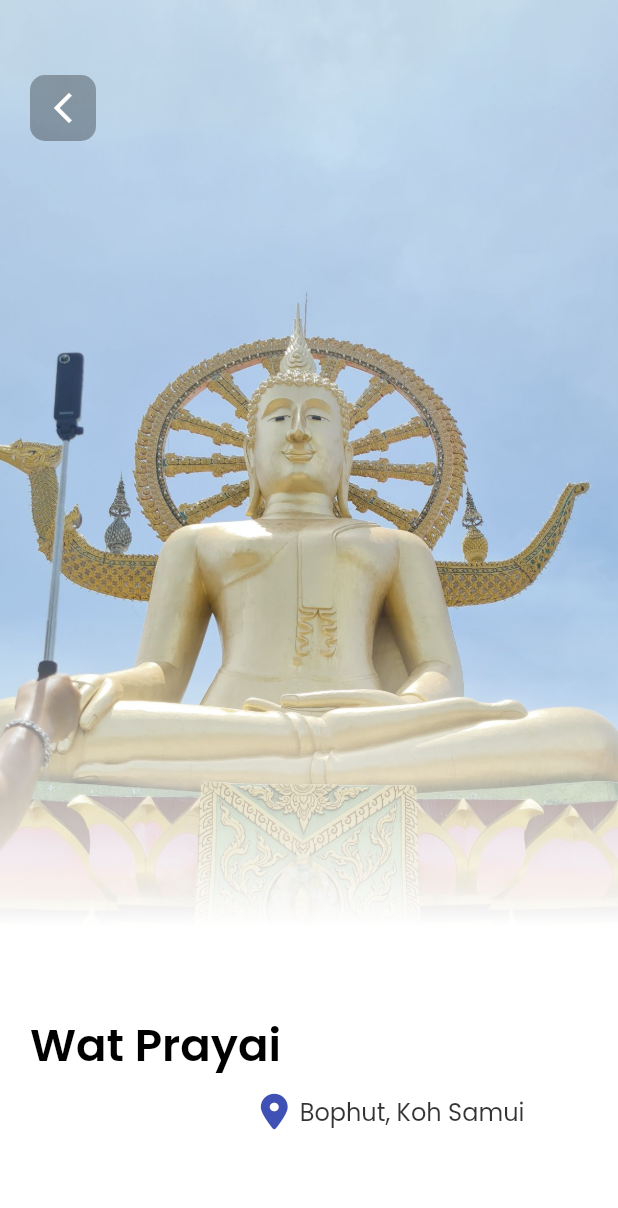
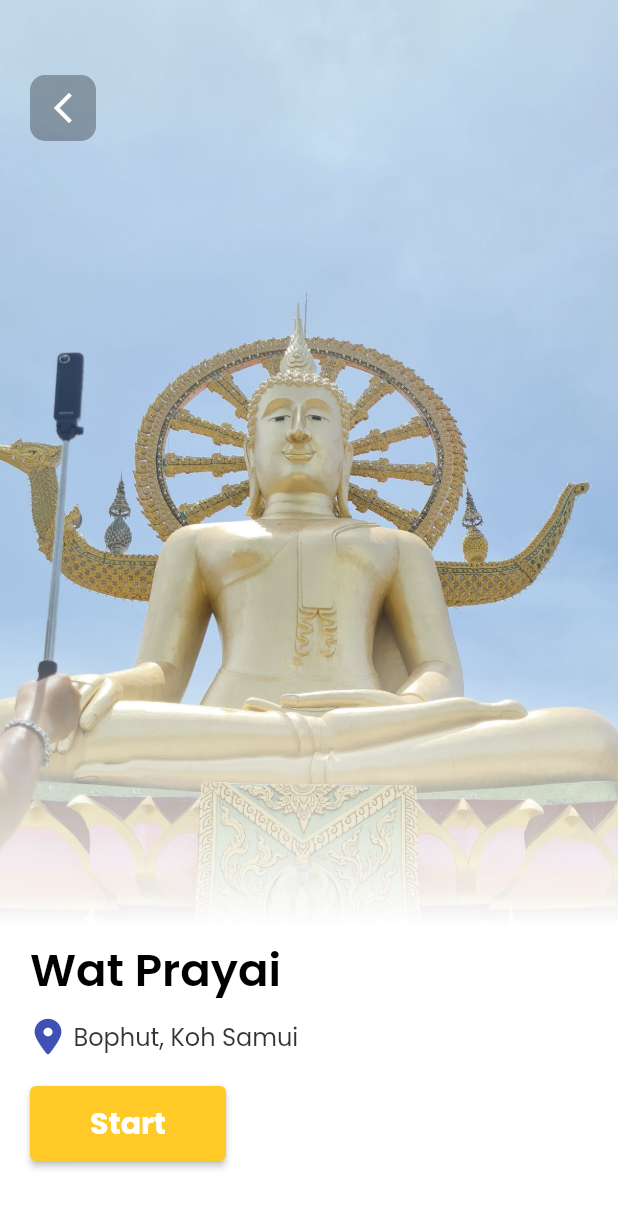
Before and after one commit to meathanon/VR-Samui, a Flutter app: the HomePage screen opened directly, after a tap on "Wat Prayai", on a phone screen of 412 x 824 dp. Shown: the top 1208 px of the screen. Run offline on Flutter 3.47's test engine with Material 2 defaults, Android fonts, the phone set to English and light mode, and no system bars; our stand-ins replace animated_splash_screen, bloc, cloud_firestore, curved_navigation_bar, equatable, firebase_auth and 10 more; accounts and stored records are empty.

Commit message:
first commit

```diff
--- a/lib/main.dart
+++ b/lib/main.dart
@@ -36,7 +36,7 @@ class MyApp extends StatelessWidget {
         home: AnimatedSplashScreen(
           splash: Lottie.asset('assets/37442-passport-travel.json'),
           backgroundColor: Colors.indigo.shade700,
-          nextScreen: MyHomePage(), //WelcomePage
+          nextScreen: WelcomePage(), //WelcomePage
           splashIconSize: 200,
           duration: 3000,
           splashTransition: SplashTransition.fadeTransition,
--- a/lib/screens/widget/datail_traveler.dart
+++ b/lib/screens/widget/datail_traveler.dart
@@ -1,10 +1,12 @@
-// ignore_for_file: prefer_const_constructors, prefer_const_literals_to_create_immutables, sort_child_properties_last
+// ignore_for_file: prefer_const_constructors, prefer_const_literals_to_create_immutables, sort_child_properties_last, deprecated_member_use, dead_code, prefer_const_declarations
 
 import 'package:flutter/material.dart';
 import 'package:font_awesome_flutter/font_awesome_flutter.dart';
+import 'package:get/get_connect/http/src/utils/utils.dart';
 import 'package:google_fonts/google_fonts.dart';
 import 'package:samui_vr_app/model/traveler_n.dart';
 import 'package:url_launcher/link.dart';
+import 'package:url_launcher/url_launcher.dart';
 
 class DetailTraveler extends StatefulWidget {
   final int id;
@@ -23,7 +25,7 @@ class _DetailTravelerState extends State<DetailTraveler> {
   @override
   Widget build(BuildContext context) {
     Size size = MediaQuery.of(context).size;
-
+    // final Uri url = Uri.parse("https://www.youtube.com/watch?v=XG4rWqiG0jo");
     return Scaffold(
       body: Stack(
         children: [
@@ -99,10 +101,9 @@ class _DetailTravelerState extends State<DetailTraveler> {
                     height: 10,
                   ),
                   Row(
-                      mainAxisAlignment: MainAxisAlignment.end,
+                    mainAxisAlignment: MainAxisAlignment.start,
                     children: [
-                        Icon(FontAwesomeIcons.locationDot,
-                            color: Colors.indigo),
+                      Icon(FontAwesomeIcons.locationDot, color: Colors.indigo),
                       SizedBox(
                         width: 5,
                       ),
@@ -134,31 +135,45 @@ class _DetailTravelerState extends State<DetailTraveler> {
                   // SizedBox(
                   //   height: 5,
                   // ),
-                    // GestureDetector(
-                    //   onTap: () => Navigator(),
-                    //   child: Container(
-                    //     padding: EdgeInsets.all(10),
-                    //     child: Center(
-                    //       child: Text("Start", style: GoogleFonts.poppins(
-                    //         color: Colors.white,
-                    //         fontSize: 18,
-                    //         fontWeight: FontWeight.w700,
-                    //       ),),
-                    //     ),
-                    //     decoration: BoxDecoration(
-                    //       color: Colors.amber.shade600,
-                    //       border: Border.all(
-                    //         color: Colors.amber.shade600,
-                    //       ),
-                    //       borderRadius: BorderRadius.all(Radius.circular(10)),
-                    //     ),
-                    //   ),
-                    // ),
+                  ElevatedButton(
+                    child: Text(
+                      "Start",
+                      style: GoogleFonts.poppins(
+                        fontSize: 20,
+                        color: Colors.white,
+                      ),
+                    ),
+                    onPressed: () async {
+                      final url = 'http://youtube.com/watch?v=XG4rWqiG0jo';
+
+                      openBrowserURL(url: url, inApp: true);
+                    },
+                    style: ElevatedButton.styleFrom(
+                        primary: Colors.amber.shade400,
+                        padding: const EdgeInsets.symmetric(
+                            horizontal: 40, vertical: 10),
+                        textStyle: const TextStyle(
+                            fontSize: 30, fontWeight: FontWeight.bold)),
+                  ),
                 ],
               ),
-              ))
+            ),
+          ),
         ],
       ),
     );
   }
 }
+
+Future openBrowserURL({
+      required String url,
+      bool inApp = false,
+    }) async {
+      if (await canLaunch(url)) {
+        await launch(
+          url,
+          forceWebView: inApp,
+          enableJavaScript: true,
+        );
+      }
+    }
--- a/lib/screens/widget/test.dart
+++ b/lib/screens/widget/test.dart
@@ -11,7 +11,7 @@ class MyHomePage extends StatefulWidget {
 class _MyHomePageState extends State<MyHomePage> {
   @override
   Widget build(BuildContext context) {
-    final Uri url = Uri.parse("https://.youtube.com/");
+    final Uri url = Uri.parse("https://www.youtube.com/watch?v=XG4rWqiG0jo");
     return Scaffold(
         body: Center(
             child: Container(
```
Also changed, not shown: 1 other file. Lines whose indentation alone changed are shown as unchanged.
